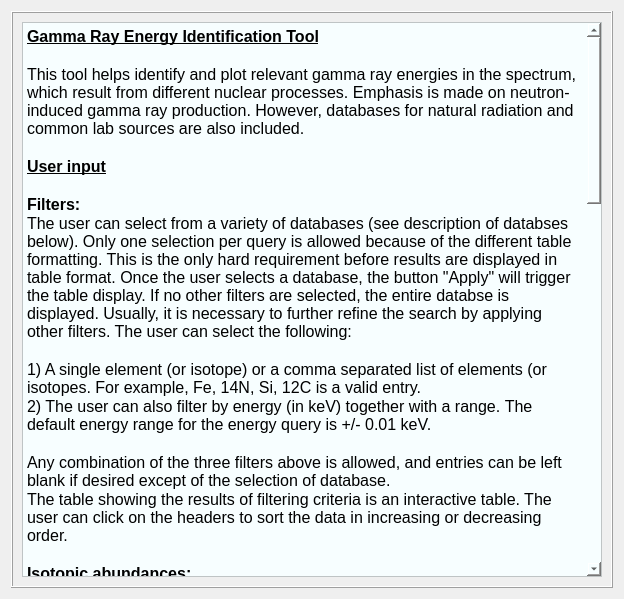
First picture: the form in nasagamma/win_isot_id_info.ui, repository mauricioAyllon/NASA-gamma, before the edit.
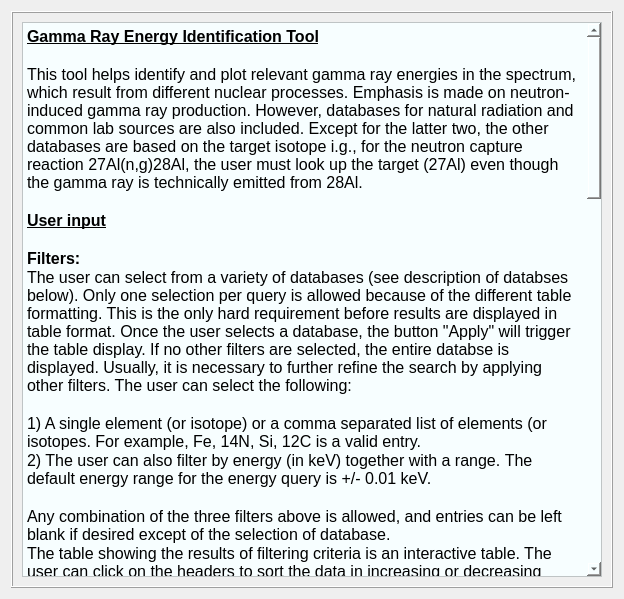
Second picture: the form after the edit.

Commit message: Added description of databases

Diff of the .ui file:
```diff
--- a/nasagamma/win_isot_id_info.ui
+++ b/nasagamma/win_isot_id_info.ui
@@ -35,7 +35,7 @@
 &lt;/style&gt;&lt;/head&gt;&lt;body style=&quot; font-family:'MS Shell Dlg 2'; font-size:7.8pt; font-weight:400; font-style:normal;&quot;&gt;
 &lt;p style=&quot; margin-top:0px; margin-bottom:0px; margin-left:0px; margin-right:0px; -qt-block-indent:0; text-indent:0px;&quot;&gt;&lt;span style=&quot; font-size:12pt; font-weight:600; text-decoration: underline;&quot;&gt;Gamma Ray Energy Identification Tool&lt;/span&gt;&lt;/p&gt;
 &lt;p style=&quot;-qt-paragraph-type:empty; margin-top:0px; margin-bottom:0px; margin-left:0px; margin-right:0px; -qt-block-indent:0; text-indent:0px; font-size:12pt; font-weight:600; text-decoration: underline;&quot;&gt;&lt;br /&gt;&lt;/p&gt;
-&lt;p style=&quot; margin-top:0px; margin-bottom:0px; margin-left:0px; margin-right:0px; -qt-block-indent:0; text-indent:0px;&quot;&gt;&lt;span style=&quot; font-size:12pt;&quot;&gt;This tool helps identify and plot relevant gamma ray energies in the spectrum, which result from different nuclear processes. Emphasis is made on neutron-induced gamma ray production. However, databases for natural radiation and common lab sources are also included. &lt;/span&gt;&lt;/p&gt;
+&lt;p style=&quot; margin-top:0px; margin-bottom:0px; margin-left:0px; margin-right:0px; -qt-block-indent:0; text-indent:0px;&quot;&gt;&lt;span style=&quot; font-size:12pt;&quot;&gt;This tool helps identify and plot relevant gamma ray energies in the spectrum, which result from different nuclear processes. Emphasis is made on neutron-induced gamma ray production. However, databases for natural radiation and common lab sources are also included. Except for the latter two, the other databases are based on the target isotope i.g., for the neutron capture reaction 27Al(n,g)28Al, the user must look up the target (27Al) even though the gamma ray is technically emitted from 28Al.&lt;/span&gt;&lt;/p&gt;
 &lt;p style=&quot;-qt-paragraph-type:empty; margin-top:0px; margin-bottom:0px; margin-left:0px; margin-right:0px; -qt-block-indent:0; text-indent:0px; font-size:12pt;&quot;&gt;&lt;br /&gt;&lt;/p&gt;
 &lt;p style=&quot; margin-top:0px; margin-bottom:0px; margin-left:0px; margin-right:0px; -qt-block-indent:0; text-indent:0px;&quot;&gt;&lt;span style=&quot; font-size:12pt; font-weight:600; text-decoration: underline;&quot;&gt;User input&lt;/span&gt;&lt;/p&gt;
 &lt;p style=&quot;-qt-paragraph-type:empty; margin-top:0px; margin-bottom:0px; margin-left:0px; margin-right:0px; -qt-block-indent:0; text-indent:0px; font-size:12pt; font-weight:600; text-decoration: underline;&quot;&gt;&lt;br /&gt;&lt;/p&gt;
```
